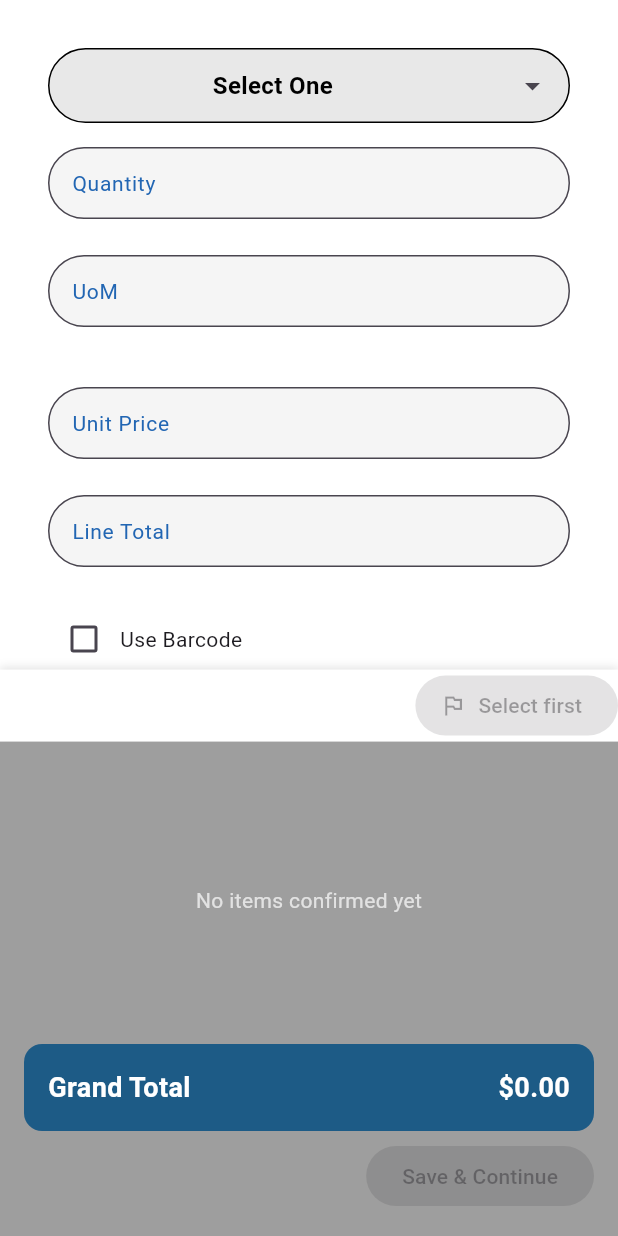
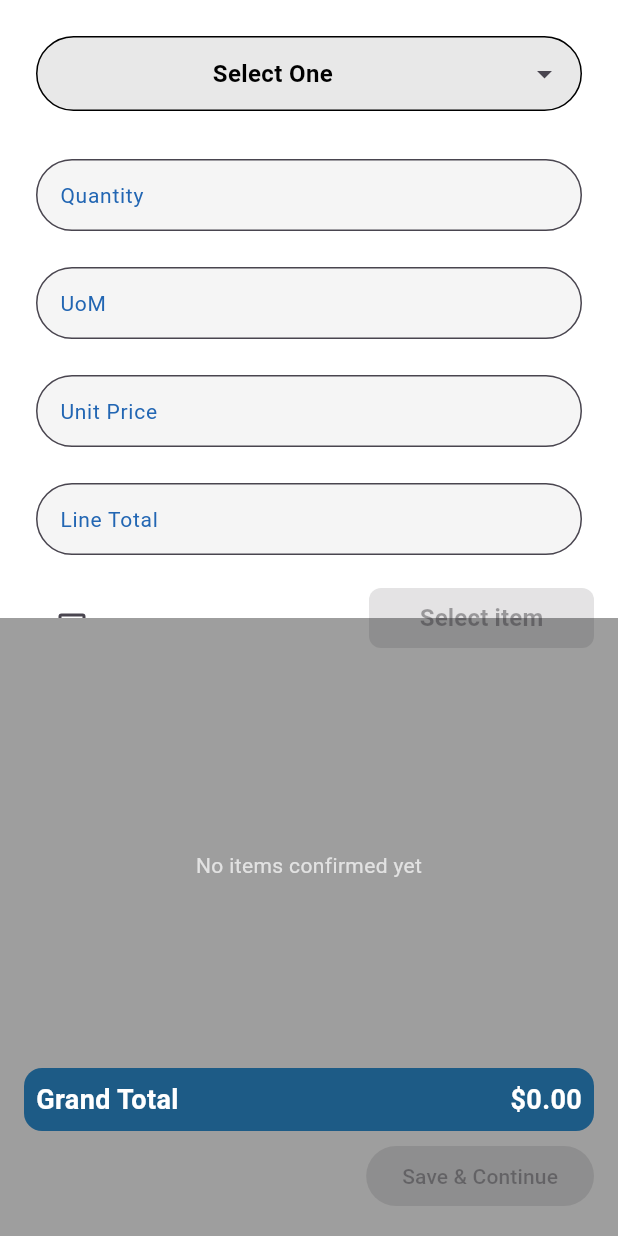
Before and after one commit to abdee67/savvy_lite, a Flutter app: the ItemEntryScreen screen opened directly, on a phone screen of 412 x 824 dp. Run offline on Flutter 3.47's test engine with Material 3 defaults, Android fonts, the phone set to English and light mode, and no system bars; missing offline and left inert: qr_code_scanner_plus; accounts and stored records are empty.

Commit message:
update confir order button alignment  position minor fixes with customTextfields

```diff
--- a/lib/screens/item_entry.dart
+++ b/lib/screens/item_entry.dart
@@ -156,7 +156,7 @@ class _ItemEntryScreenState extends State<ItemEntryScreen> {
           children: [
             // Upper Section - Order Items (will scroll when keyboard appears)
             Expanded(
-              flex: 3, // Give more space to the upper section
+              flex: 1, // Give more space to the upper section
               child: Container(
                 color: Colors.white,
                 child: Column(
@@ -167,11 +167,11 @@ class _ItemEntryScreenState extends State<ItemEntryScreen> {
                           ? _buildEmptyState()
                           : ListView.builder(
                               controller: _upperScrollController,
-                              padding: const EdgeInsets.all(16),
+                              padding: const EdgeInsets.all(8),
                               itemCount: selectedItems.length,
                               itemBuilder: (context, index) {
                                 return Padding(
-                                  padding: const EdgeInsets.only(bottom: 8.0),
+                                  padding: const EdgeInsets.only(bottom: 4.0),
                                   child: _buildItemEntry(
                                     selectedItems[index],
                                     index,
@@ -180,66 +180,28 @@ class _ItemEntryScreenState extends State<ItemEntryScreen> {
                               },
                             ),
                     ),
-                    // Action Button
-                    Container(
-                      decoration: BoxDecoration(
-                        color: Colors.white,
-                        boxShadow: [
-                          BoxShadow(
-                            color: Colors.black.withOpacity(0.1),
-                            blurRadius: 4,
-                            offset: const Offset(0, -2),
-                          ),
-                        ],
-                      ),
-                      child: Align(
-                        alignment: Alignment.bottomRight,
-                        child: ElevatedButton.icon(
-                          onPressed:
-                              selectedItems.any(
-                                (item) => item.extendedPrice > 0,
-                              )
-                              ? _addToLowerPage
-                              : null,
-                          icon: Icon(
-                            selectedItems.any((item) => item.extendedPrice > 0)
-                                ? Icons.check
-                                : Icons.outlined_flag,
-                          ),
-                          label: Text(
-                            selectedItems.any((item) => item.extendedPrice > 0)
-                                ? 'Confirm Order'
-                                : 'Select first',
-                          ),
-                          style: ElevatedButton.styleFrom(
-                            backgroundColor:
-                                selectedItems.any(
-                                  (item) => item.extendedPrice > 0,
-                                )
-                                ? const Color.fromARGB(255, 29, 110, 168)
-                                : Colors.grey,
-                            foregroundColor:
-                                selectedItems.any(
-                                  (item) => item.extendedPrice > 0,
-                                )
-                                ? Colors.white
-                                : Colors.black,
-                          ),
-                        ),
-                      ),
-                    ),
                   ],
                 ),
               ),
             ),
+            // This Stack will contain both the button and the lower section
+            Expanded(
+              child: Stack(
+                clipBehavior: Clip.none, // Allow button to overflow
+                children: [
                   // Lower Section - Order Summary (fixed position)
-            Container(
-              height: MediaQuery.of(context).size.height * 0.4, // Fixed height
+                  Positioned.fill(
+                    child: Container(
                       color: Colors.grey.shade500,
-              padding: const EdgeInsets.all(16),
+                      padding: const EdgeInsets.only(
+                        top: 30, // Reduced top padding to make room for button
+                        left: 16,
+                        right: 16,
+                        bottom: 16,
+                      ),
                       child: Column(
                         children: [
-                  // Scrollable list of confirmed items
+                          const SizedBox(height: 4), // Space for the button
                           Expanded(
                             child: confirmedItems.isEmpty
                                 ? Center(
@@ -254,10 +216,14 @@ class _ItemEntryScreenState extends State<ItemEntryScreen> {
                                     itemBuilder: (context, index) {
                                       final item = confirmedItems[index];
                                       return Container(
-                                margin: const EdgeInsets.only(bottom: 8),
-                                padding: const EdgeInsets.all(12),
+                                        margin: const EdgeInsets.only(
+                                          bottom: 8,
+                                        ),
+                                        padding: const EdgeInsets.all(8),
                                         decoration: BoxDecoration(
-                                  borderRadius: BorderRadius.circular(12),
+                                          borderRadius: BorderRadius.circular(
+                                            12,
+                                          ),
                                           color: Colors.white,
                                         ),
                                         child: Row(
@@ -276,12 +242,10 @@ class _ItemEntryScreenState extends State<ItemEntryScreen> {
                                             ),
                                             Expanded(
                                               child: Text(
-                                        item.quantity.toStringAsFixed(2),
-                                        style: TextStyle(
-                                          fontSize: 14,
-                                          background: Paint()
-                                            ..color = Colors.grey.shade200,
+                                                item.quantity.toStringAsFixed(
+                                                  2,
                                                 ),
+                                                style: TextStyle(fontSize: 14),
                                                 textAlign: TextAlign.center,
                                               ),
                                             ),
@@ -301,9 +265,9 @@ class _ItemEntryScreenState extends State<ItemEntryScreen> {
                                     },
                                   ),
                           ),
-                  const SizedBox(height: 6),
+                          const SizedBox(height: 4),
                           Container(
-                    padding: const EdgeInsets.all(16),
+                            padding: const EdgeInsets.all(8),
                             decoration: BoxDecoration(
                               borderRadius: BorderRadius.circular(12),
                               color: const Color.fromARGB(255, 29, 91, 134),
@@ -352,6 +316,53 @@ class _ItemEntryScreenState extends State<ItemEntryScreen> {
                         ],
                       ),
                     ),
+                  ),
+                  // The button positioned between sections
+                  Positioned(
+                    right: 16,
+                    top: -20, // Half outside the container
+                    child: SizedBox(
+                      width: 150,
+                      height: 40, // Fixed height for the button
+                      child: ElevatedButton(
+                        onPressed:
+                            selectedItems.any((item) => item.extendedPrice > 0)
+                            ? _addToLowerPage
+                            : null,
+                        style: ElevatedButton.styleFrom(
+                          backgroundColor:
+                              selectedItems.any(
+                                (item) => item.extendedPrice > 0,
+                              )
+                              ? const Color.fromARGB(255, 29, 110, 168)
+                              : Colors.grey,
+                          foregroundColor:
+                              selectedItems.any(
+                                (item) => item.extendedPrice > 0,
+                              )
+                              ? Colors.white
+                              : Colors.black,
+                          padding: EdgeInsets.zero,
+                          shape: RoundedRectangleBorder(
+                            borderRadius: BorderRadius.circular(8),
+                          ),
+                          elevation: 4,
+                        ),
+                        child: Text(
+                          selectedItems.any((item) => item.extendedPrice > 0)
+                              ? 'Confirm Order'
+                              : 'Select item',
+                          style: const TextStyle(
+                            fontSize: 16,
+                            fontWeight: FontWeight.bold,
+                          ),
+                        ),
+                      ),
+                    ),
+                  ),
+                ],
+              ),
+            ),
           ],
         ),
       ),
@@ -376,13 +387,8 @@ class _ItemEntryScreenState extends State<ItemEntryScreen> {
 
   Widget _buildItemEntry(SelectedItem selectedItem, int index) {
     final availableStores = _getAvailableStoresForItem(selectedItem.item);
-    selectedItem.isOutOfStock = availableStores.isEmpty && selectedItem.item != null;
-
-    // Use local controllers for UOM, unit price, and line price
-    final uom = selectedItem.item?.uom ?? '';
-    final unitPrice = selectedItem.unitPrice > 0 ? currencyFormat.format(selectedItem.unitPrice) : '';
-    final lineTotal = selectedItem.extendedPrice > 0 ? currencyFormat.format(selectedItem.extendedPrice) : '';
-
+    selectedItem.isOutOfStock =
+        availableStores.isEmpty && selectedItem.item != null;
     return Container(
       margin: EdgeInsets.only(bottom: 16),
       child: Padding(
@@ -391,48 +397,33 @@ class _ItemEntryScreenState extends State<ItemEntryScreen> {
           mainAxisAlignment: MainAxisAlignment.center,
           children: [
             // Item selection with ID and Description
-            CustomTableDropdown<ItemInStore>(
+            CustomTableDropdown<Item>(
               title: 'Item',
-              items: itemsInStores,
-              displayText: (item) => item.item.description,
+              items: itemsInStores
+                  .map((ItemInStore itemInStore) => itemInStore.item)
+                  .toList(),
+              displayText: (item) => item.description,
+              selectedValue: selectedItem.item,
               columns: [
                 TableColumnConfig(
                   header: 'ID',
-                  cellBuilder: (item) => Text(item.item.id),
+                  cellBuilder: (item) => Text(item.id),
                 ),
                 TableColumnConfig(
                   header: 'Description',
-                  cellBuilder: (item) => Text(item.item.description),
+                  cellBuilder: (item) => Text(item.description),
                 ),
               ],
-              onItemSelected: (ItemInStore? newValue) {
+              onItemSelected: (Item? newValue) {
                 setState(() {
-                  selectedItem.item = newValue?.item;
+                  selectedItem.item = newValue;
                   selectedItem.store = null;
-                  final stores = _getAvailableStoresForItem(newValue?.item);
+                  final stores = _getAvailableStoresForItem(newValue);
                   if (stores.isNotEmpty) {
                     selectedItem.store = stores.first;
                   }
-                  // Recalculate line price
                 });
               },
-            ),
-            SizedBox(height: 16),
-            CustomTextField(
-              labelText: 'Quantity',
-              keyboardType: TextInputType.number,
-              onChanged: (value) {
-                setState(() {
-                  selectedItem.quantity = double.tryParse(value) ?? 0;
-                });
-              },
-            ),
-
-            SizedBox(height: 16),
-            CustomTextField(
-              labelText: 'UoM',
-              controller: TextEditingController(text: uom),
-              readOnly: true,
             ),
             SizedBox(height: 16),
             // Store selection or Out of Stock message
@@ -451,6 +442,7 @@ class _ItemEntryScreenState extends State<ItemEntryScreen> {
                   title: 'Store',
                   items: _getAvailableStoresForItem(selectedItem.item),
                   displayText: (store) => store.branchName,
+                  selectedValue: selectedItem.store,
                   columns: [
                     TableColumnConfig(
                       header: 'Branch',
@@ -458,18 +450,21 @@ class _ItemEntryScreenState extends State<ItemEntryScreen> {
                     ),
                     TableColumnConfig(
                       header: 'Item',
-                      cellBuilder: (store) => Text(selectedItem.item?.description ?? ''),
+                      cellBuilder: (store) =>
+                          Text(selectedItem.item?.description ?? ''),
                     ),
                     TableColumnConfig(
                       header: 'Available ',
-                      cellBuilder: (store) => Text(store.availability.toString()),
+                      cellBuilder: (store) =>
+                          Text(store.availability.toString()),
                     ),
                     TableColumnConfig(
                       header: 'Unit Price',
-                      cellBuilder: (store) => Text(currencyFormat.format(store.unitPrice)),
+                      cellBuilder: (store) =>
+                          Text(currencyFormat.format(store.unitPrice)),
                     ),
                   ],
-                  onItemSelected: (Store? store) {
+                  onItemSelected: (store) {
                     setState(() {
                       selectedItem.store = store;
                     });
@@ -478,14 +473,35 @@ class _ItemEntryScreenState extends State<ItemEntryScreen> {
             ],
             SizedBox(height: 16),
             CustomTextField(
+              labelText: 'Quantity',
+              keyboardType: TextInputType.number,
+              onChanged: (value) {
+                setState(() {
+                  selectedItem.quantity = double.tryParse(value) ?? 0;
+                });
+              },
+            ),
+
+            SizedBox(height: 16),
+            CustomTextField(
+              labelText: 'UoM',
+              value: selectedItem.item?.uom ?? '',
+              readOnly: true,
+            ),
+            SizedBox(height: 16),
+            CustomTextField(
               labelText: 'Unit Price',
-              controller: TextEditingController(text: unitPrice),
+              value: selectedItem.store != null
+                  ? currencyFormat.format(selectedItem.store!.unitPrice)
+                  : '',
               readOnly: true,
             ),
             SizedBox(height: 16),
             CustomTextField(
               labelText: 'Line Total',
-              controller: TextEditingController(text: lineTotal),
+              value: selectedItem.extendedPrice > 0
+                  ? currencyFormat.format(selectedItem.extendedPrice)
+                  : '',
               readOnly: true,
             ),
             SizedBox(height: 16),
@@ -580,6 +596,7 @@ class _ItemEntryScreenState extends State<ItemEntryScreen> {
         }
       }
       selectedItems.clear();
+      _useBarcode = false;
       selectedItems.add(SelectedItem());
     });
   }
```
Lines whose indentation alone changed are shown as unchanged.
